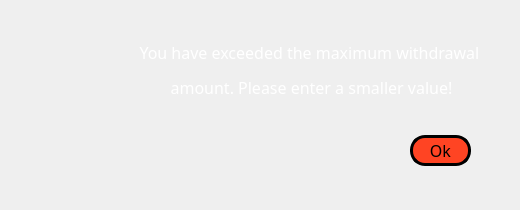
The window that exceedingwithdrawalamount.ui (Regulus-Cor-Leonis/Cash-Machine-simulation) describes before a commit, drawn with Qt 5.
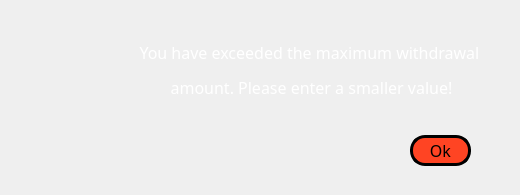
The same window after the commit. Icons and pictures are not drawn.

Patch:
```diff
--- a/exceedingwithdrawalamount.ui
+++ b/exceedingwithdrawalamount.ui
@@ -7,7 +7,7 @@
     <x>0</x>
     <y>0</y>
     <width>520</width>
-    <height>210</height>
+    <height>195</height>
    </rect>
   </property>
   <property name="windowTitle">
```
Left out of the diff: 10 changed lines with no effect on the pictures.
